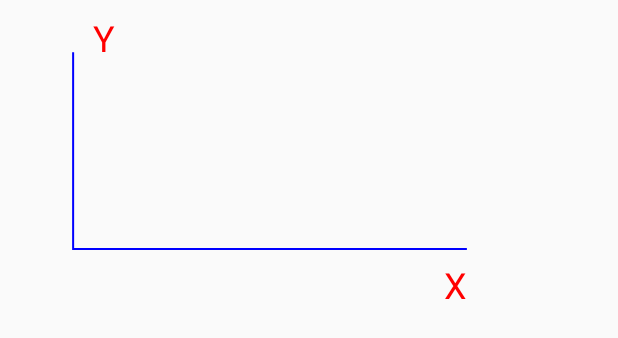
After one commit to dongdongge/Speed, an Android app: the layout activity_custom_view.xml on its own in the app's theme, with its tools: preview values and no code run, on a phone screen of 412 x 824 dp. The commit adds this screen. Shown: the top 338 px of the screen. Run offline under Robolectric (Android 15) with nearby library versions, the phone set to English and light mode, and no system bars.

Commit message:
编写自定义view

```diff
--- /dev/null
+++ b/app/src/main/java/soyouarehere/imwork/speed/view/custom/Test.java
@@ -0,0 +1,4 @@
+package soyouarehere.imwork.speed.view.custom;
+
+public class Test {
+}
--- /dev/null
+++ b/app/src/main/java/soyouarehere/imwork/speed/view/custom/chart/LineChart.java
@@ -0,0 +1,216 @@
+package soyouarehere.imwork.speed.view.custom.chart;
+
+import android.content.Context;
+import android.graphics.Canvas;
+import android.graphics.Color;
+import android.graphics.Paint;
+import android.graphics.Path;
+import android.graphics.PointF;
+import android.support.annotation.NonNull;
+import android.support.annotation.Nullable;
+import android.text.TextPaint;
+import android.util.AttributeSet;
+import android.util.Log;
+import android.view.View;
+
+import java.util.ArrayList;
+import java.util.Collections;
+import java.util.Comparator;
+import java.util.List;
+
+/**
+ * 折线图
+ */
+public class LineChart extends View {
+
+    private int viewSize;//获取空间的尺寸，也就是我们布局的尺寸大小（不知道理解的是否正确）
+    private Paint linePaint;// 线条画笔和点画笔
+
+    private Path mPath;// 路径对象
+    private TextPaint mTextPaint;// 文字画笔
+
+    float lift;
+    float top;
+    float right;
+    float buttom;
+    // X轴坐标最大值
+    private int maxX;
+    // Y轴坐标最大值
+    private int maxY;
+    public LineChart(Context context, @Nullable AttributeSet attrs) {
+        super(context, attrs);
+        intPathAndPaint();
+    }
+
+    /**
+     * 初始化画笔;
+     */
+    private void intPathAndPaint() {
+        //第一步，初始化对象
+        linePaint = new Paint();
+        linePaint.setColor(Color.BLUE);//线条的颜色
+        linePaint.setStrokeWidth(8);//线条的宽度
+        linePaint.setAntiAlias(true);//取消锯齿
+        linePaint.setStyle(Paint.Style.STROKE);//粗线
+
+
+        //初始化Path
+        mPath = new Path();
+
+        mTextPaint = new TextPaint(Paint.ANTI_ALIAS_FLAG | Paint.DITHER_FLAG | Paint.LINEAR_TEXT_FLAG);
+        mTextPaint.setColor(Color.RED);
+    }
+
+    @Override
+    protected void onMeasure(int widthMeasureSpec, int heightMeasureSpec) {
+        super.onMeasure(widthMeasureSpec, widthMeasureSpec);
+    }
+
+    @Override
+    protected void onSizeChanged(int w, int h, int oldw, int oldh) {
+        super.onSizeChanged(w, h, oldw, oldh);
+        //第二步骤，我们在这里获取每个用到的坐标点和尺寸
+
+        viewSize = w;//获取空间的尺寸，
+        Log.i("Text", "viewSize:" + viewSize);
+
+        //这个是我们上下左右需要用到的坐标点
+        lift = viewSize * (1 / 16f);
+        top = viewSize * (1 / 16f);
+        right = viewSize * (15 / 16f);
+        buttom = viewSize * (8 / 16f);
+
+
+    }
+
+    @Override
+    protected void onDraw(Canvas canvas) {
+        super.onDraw(canvas);
+        //定义一个绘制X,Y轴的方法
+        drawXY(canvas);
+
+        //绘制X和Y轴上的提示文字
+        drawXYelement(canvas);
+    }
+
+    private float spaceX, spaceY;// 刻度间隔
+    /*
+     * 绘制X和Y轴对应的文字
+     * */
+    int[] index_x = {0, 1, 2, 3, 4, 5, 6, 7};
+    int[] index_y = {0, 1, 2, 3, 4, 5, 6, 7};
+
+    /**
+     * 画网格
+     *
+     * @param canvas
+     */
+    private void drawTable(Canvas canvas) {
+        canvas.save();
+        int num = 0;//用于给X轴赋值
+        int num_y = 0;//用于给Y轴赋值
+
+        for (float y = buttom - spaceY; y > top; y -= spaceY) {
+            for (float x = lift; x < right; x += spaceX) {
+                mTextPaint.setTextSize(28);
+
+                /*
+                 * 绘制横轴刻度数值
+                 */
+                if (y == buttom - spaceY) {
+                    canvas.drawText("" + index_x[num], x - 12, buttom + (top / 3), mTextPaint);
+                    Log.i("Text", "num-" + num);
+                }
+
+                /*
+                 * 绘制纵轴刻度数值
+                 * 简单来说就是，Y轴上的坐标点，X轴是恒定不变的，但是Y轴是变化的（buttom - 间距）+10的距离向上绘制
+                 */
+                if (x == lift) {
+                    canvas.drawText("" + index_y[num_y], lift - (lift / 2), y + 10, mTextPaint);
+
+                    Log.i("Text", "lift:" + lift);
+                    Log.i("Text", "lift - (1/16):" + (lift - (lift / 2)));
+
+                }
+
+                num++;
+            }
+            num_y++;
+        }
+        canvas.restore();
+    }
+
+    private void drawXY(Canvas canvas) {
+        canvas.save();
+        /*
+         * 第三步，我们来通过viewSize尺寸来获取三个坐标点
+         * 第一个（X,Y）--(lift,top)
+         * 第二个（X,Y）--(lift,button)
+         * 第三个个（X,Y）--(right,buttom)
+         * */
+        mPath.moveTo(lift, top);
+        mPath.lineTo(lift, buttom);
+        mPath.lineTo(right, buttom);
+
+        //使用Path链接这三个坐标
+        canvas.drawPath(mPath, linePaint);
+        // 添加 画网格的方法;
+        drawLines(canvas);
+        // 释放画布
+        canvas.restore();
+    }
+
+    private List<PointF> pointFs = new ArrayList<>();// 数据列表
+
+    private void drawLines(Canvas canvas) {
+        //重置线条画笔.因为都是细线,
+        linePaint.setStrokeWidth(2);
+        // 设置数据
+        int count = pointFs.size();
+
+        //计算横纵坐标刻度间隔
+        spaceY = (buttom - top) / count;
+        spaceX = (right - lift) / count;
+        // 将除数的值长度减1 ,n条数据  n-1条线
+        int divesor = count-1;
+        // 计算横轴数据的最大值
+        maxX  =0;
+        Collections.max(pointFs,new ComparablePointY());
+
+
+    }
+
+    private void drawXYelement(Canvas canvas) {
+        // 锁定画布
+        canvas.save();
+        mTextPaint.setTextSize(36);//文字大小
+
+        /*
+         * Y轴文字提示
+         * drawText(String ,x,y,TextPaint)
+         * (lift,top)
+         * */
+        mTextPaint.setTextAlign(Paint.Align.LEFT);//左对齐
+        canvas.drawText("Y", lift + 20, top, mTextPaint);
+
+
+        /*
+         * X轴文字提示
+         * drawText(String ,right,buttom,TextPaint)
+         * */
+        mTextPaint.setTextAlign(Paint.Align.RIGHT);//右对齐
+        canvas.drawText("X", right, buttom + 50, mTextPaint);
+        // 释放画布
+        canvas.restore();
+    }
+
+    class ComparablePointY implements Comparator<PointF> {
+
+        @Override
+        public int compare(PointF o1, PointF o2) {
+            return (int) (o1.y-o2.y);
+        }
+    }
+
+}
--- /dev/null
+++ b/app/src/main/res/layout/activity_custom_view.xml
@@ -0,0 +1,18 @@
+<?xml version="1.0" encoding="utf-8"?>
+<RelativeLayout xmlns:android="http://schemas.android.com/apk/res/android"
+    xmlns:app="http://schemas.android.com/apk/res-auto"
+    xmlns:tools="http://schemas.android.com/tools"
+    android:layout_width="match_parent"
+    android:layout_height="match_parent"
+    android:paddingBottom="16dp"
+    android:paddingLeft="30dp"
+    android:paddingRight="30dp"
+    android:paddingTop="16dp"
+    tools:context=".view.CustomViewActivity">
+
+    <soyouarehere.imwork.speed.view.custom.chart.LineChart
+        android:id="@+id/simpleLineChart"
+        android:layout_width="300dp"
+        android:layout_height="300dp" />
+
+</RelativeLayout>
```
Also changed, not shown: app/src/main/AndroidManifest.xml (+11 -6 lines), app/src/main/java/soyouarehere/imwork/speed/MainActivity.java (+28 -15 lines), app/src/main/java/soyouarehere/imwork/speed/app/BaseApplication.java (+0 -37 lines), app/src/main/java/soyouarehere/imwork/speed/app/adapter/recycle_view/DeviderItemDecoration.java (added, +56 -0 lines), app/src/main/java/soyouarehere/imwork/speed/view/CustomViewActivity.java (added, +20 -0 lines), app/src/main/java/soyouarehere/imwork/speed/view/calendar/view/Calendar.java (+6 -4 lines), app/src/main/res/values/strings.xml (+9 -0 lines).
